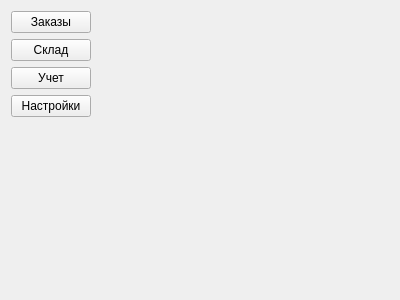
Before: the Qt Designer form ContentWidgetHome.ui in EfimovIB/AutoServiceManager, drawn with Qt 5.
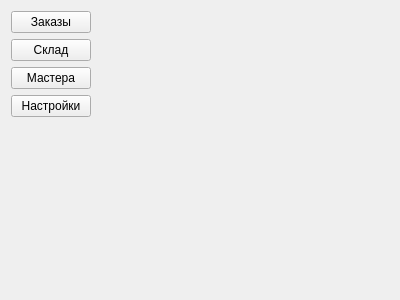
After: the same form once the commit is applied.

What changed in the file:
```diff
--- a/ContentWidgetHome.ui
+++ b/ContentWidgetHome.ui
@@ -67,7 +67,7 @@
    <item row="2" column="0">
     <widget class="QPushButton" name="accounting">
      <property name="text">
-      <string>Учет</string>
+      <string>Мастера</string>
      </property>
     </widget>
    </item>
```
Left out of the diff: 2 changed lines with no effect on the pictures.
